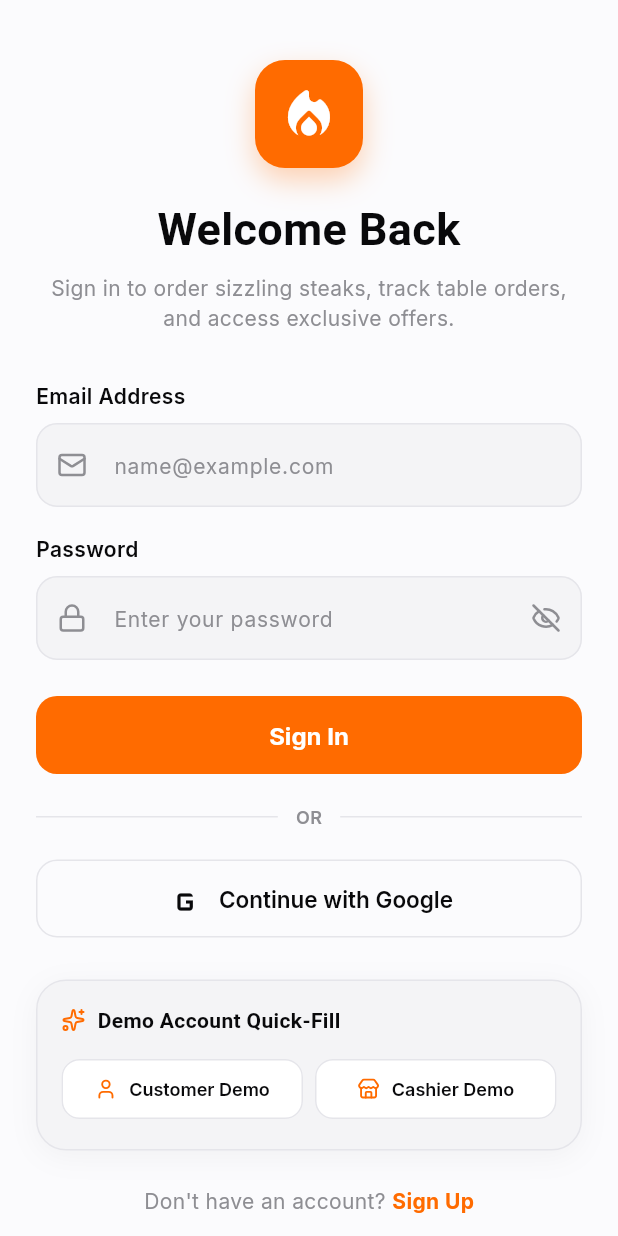
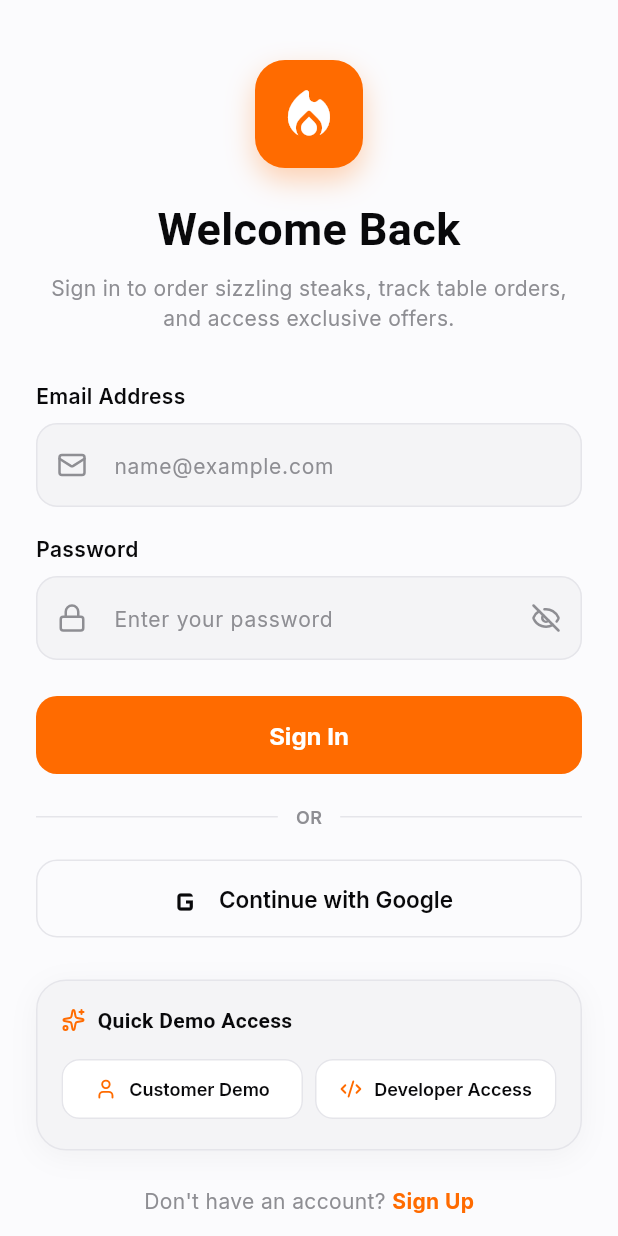
Before and after one commit to crazysen/saddle-ranch-mobile-, a Flutter app: the screen it shows after launch, on a phone screen of 412 x 824 dp. Run offline on Flutter 3.47's test engine with Material 3 defaults, Android fonts, the phone set to English and light mode, and no system bars; our stand-ins replace app_links, cached_network_image, flutter_secure_storage, google_fonts, google_sign_in, lucide_icons_flutter and 1 more; missing offline and left inert: mobile_scanner; accounts and stored records are empty; Roboto replaces fonts that are missing (Domine).

Commit message:
feat: Quick Demo Access UI with Customer Demo and Developer Access auto-fill

```diff
--- a/lib/screens/login_screen.dart
+++ b/lib/screens/login_screen.dart
@@ -35,21 +35,21 @@ class _LoginScreenState extends State<LoginScreen> {
     });
     ScaffoldMessenger.of(context).showSnackBar(
       const SnackBar(
-        content: Text('Auto-filled Customer Demo account credentials'),
+        content: Text('Auto-filled Customer Demo credentials (customer@saddleranch.ph)'),
         duration: Duration(seconds: 1),
       ),
     );
   }
 
-  void _fillCashierDemo() {
+  void _fillDeveloperDemo() {
     AppleTheme.hapticFeedback();
     setState(() {
-      _emailController.text = 'cashier@saddleranch.ph';
-      _passwordController.text = 'employee123';
+      _emailController.text = 'dev@saddleranch.ph';
+      _passwordController.text = 'devpass123';
     });
     ScaffoldMessenger.of(context).showSnackBar(
       const SnackBar(
-        content: Text('Auto-filled Cashier Demo account credentials'),
+        content: Text('Auto-filled Developer Access credentials (dev@saddleranch.ph)'),
         duration: Duration(seconds: 1),
       ),
     );
@@ -333,7 +333,7 @@ class _LoginScreenState extends State<LoginScreen> {
                           const Icon(LucideIcons.sparkles, size: 16, color: AppleColors.primaryAccent),
                           const SizedBox(width: 8),
                           Text(
-                            'Demo Account Quick-Fill',
+                            'Quick Demo Access',
                             style: GoogleFonts.domine(
                               color: AppleColors.textPrimary,
                               fontSize: 14,
@@ -371,7 +371,7 @@ class _LoginScreenState extends State<LoginScreen> {
                           const SizedBox(width: 8),
                           Expanded(
                             child: OutlinedButton.icon(
-                              onPressed: _fillCashierDemo,
+                              onPressed: _fillDeveloperDemo,
                               style: OutlinedButton.styleFrom(
                                 backgroundColor: AppleColors.pureWhite,
                                 foregroundColor: AppleColors.textPrimary,
@@ -381,9 +381,9 @@ class _LoginScreenState extends State<LoginScreen> {
                                   borderRadius: BorderRadius.circular(12),
                                 ),
                               ),
-                              icon: const Icon(LucideIcons.store, size: 15, color: AppleColors.primaryAccent),
+                              icon: const Icon(LucideIcons.code2, size: 15, color: AppleColors.primaryAccent),
                               label: Text(
-                                'Cashier Demo',
+                                'Developer Access',
                                 overflow: TextOverflow.ellipsis,
                                 style: GoogleFonts.inter(
                                   fontSize: 12,
```
